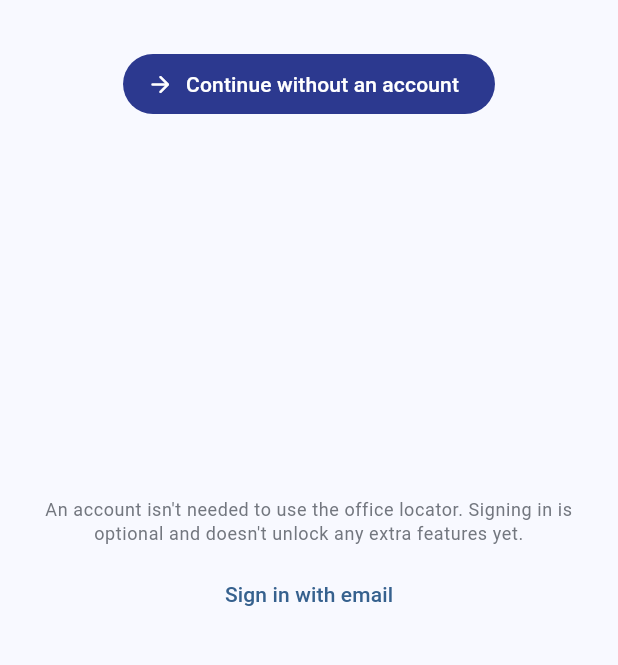
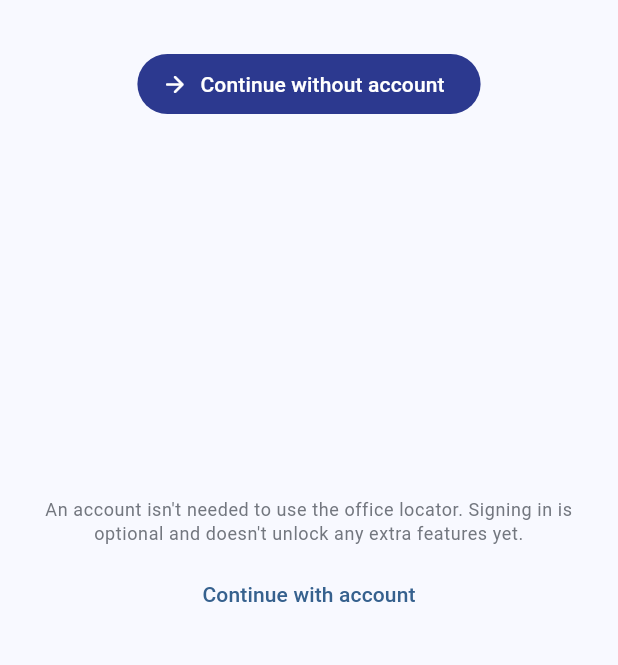
Before and after one commit to symonxdd/lm-plus-locator, a Flutter app: the screen it shows after launch, on a phone screen of 412 x 824 dp, the part 480-1145 px from its top. Run offline on Flutter 3.47's test engine with Material 3 defaults, Android fonts, the phone set to English and light mode, and no system bars; our stand-ins replace firebase_auth, firebase_core, geocoding, geolocator, permission_handler, shared_preferences; accounts and stored records are empty.

Commit message:
feat(i18n): simplify auth screen button labels
Pair "Continue without account" (drops the article for a tighter
read) with "Continue with account" for the email sign-in/register
sheet, replacing the more ambiguous "Sign in with email" label.
Renamed the l10n key accordingly and updated all locales.

Co-Authored-By: Claude Sonnet 4.6 <noreply@anthropic.com>

```diff
--- a/lib/l10n/app_de.arb
+++ b/lib/l10n/app_de.arb
@@ -29,7 +29,7 @@
   "headOfficeTooltip": "Hauptsitz",
   "headOfficeTitle": "LM+ Hauptsitz",
   "countryBelgium": "Belgien",
-  "signInWithEmailButton": "Mit E-Mail anmelden",
+  "continueWithAccountButton": "Mit Konto fortfahren",
   "logoutConfirmTitle": "Abmelden?",
   "logoutConfirmMessage": "Möchtest du dich wirklich abmelden?",
   "cancelButton": "Abbrechen"
--- a/lib/l10n/app_en.arb
+++ b/lib/l10n/app_en.arb
@@ -24,12 +24,12 @@
   "languageMenuTooltip": "Language",
   "languageSystemDefault": "System language",
   "authDisclaimer": "An account isn't needed to use the office locator. Signing in is optional and doesn't unlock any extra features yet.",
-  "continueAsGuestButton": "Continue without an account",
+  "continueAsGuestButton": "Continue without account",
   "openInMapsHint": "Tap to open in Maps",
   "headOfficeTooltip": "Head office",
   "headOfficeTitle": "LM+ head office",
   "countryBelgium": "Belgium",
-  "signInWithEmailButton": "Sign in with email",
+  "continueWithAccountButton": "Continue with account",
   "logoutConfirmTitle": "Log out?",
   "logoutConfirmMessage": "Are you sure you want to log out?",
   "cancelButton": "Cancel"
--- a/lib/l10n/app_fr.arb
+++ b/lib/l10n/app_fr.arb
@@ -29,7 +29,7 @@
   "headOfficeTooltip": "Siège social",
   "headOfficeTitle": "Siège social de LM+",
   "countryBelgium": "Belgique",
-  "signInWithEmailButton": "Se connecter avec un e-mail",
+  "continueWithAccountButton": "Continuer avec un compte",
   "logoutConfirmTitle": "Se déconnecter ?",
   "logoutConfirmMessage": "Voulez-vous vraiment vous déconnecter ?",
   "cancelButton": "Annuler"
--- a/lib/l10n/app_localizations.dart
+++ b/lib/l10n/app_localizations.dart
@@ -279,8 +279,8 @@ abstract class AppLocalizations {
   /// Button on the auth screen that opens the email login/register form in a bottom sheet.
   ///
   /// In nl, this message translates to:
-  /// **'Inloggen met e-mail'**
-  String get signInWithEmailButton;
+  /// **'Doorgaan met account'**
+  String get continueWithAccountButton;
 
   /// Title of the confirmation dialog shown when the user taps the logout button.
   ///
--- a/lib/l10n/app_localizations_de.dart
+++ b/lib/l10n/app_localizations_de.dart
@@ -107,7 +107,7 @@ class AppLocalizationsDe extends AppLocalizations {
   String get countryBelgium => 'Belgien';
 
   @override
-  String get signInWithEmailButton => 'Mit E-Mail anmelden';
+  String get continueWithAccountButton => 'Mit Konto fortfahren';
 
   @override
   String get logoutConfirmTitle => 'Abmelden?';
--- a/lib/l10n/app_localizations_en.dart
+++ b/lib/l10n/app_localizations_en.dart
@@ -91,7 +91,7 @@ class AppLocalizationsEn extends AppLocalizations {
       'An account isn\'t needed to use the office locator. Signing in is optional and doesn\'t unlock any extra features yet.';
 
   @override
-  String get continueAsGuestButton => 'Continue without an account';
+  String get continueAsGuestButton => 'Continue without account';
 
   @override
   String get openInMapsHint => 'Tap to open in Maps';
@@ -106,7 +106,7 @@ class AppLocalizationsEn extends AppLocalizations {
   String get countryBelgium => 'Belgium';
 
   @override
-  String get signInWithEmailButton => 'Sign in with email';
+  String get continueWithAccountButton => 'Continue with account';
 
   @override
   String get logoutConfirmTitle => 'Log out?';
--- a/lib/l10n/app_localizations_fr.dart
+++ b/lib/l10n/app_localizations_fr.dart
@@ -108,7 +108,7 @@ class AppLocalizationsFr extends AppLocalizations {
   String get countryBelgium => 'Belgique';
 
   @override
-  String get signInWithEmailButton => 'Se connecter avec un e-mail';
+  String get continueWithAccountButton => 'Continuer avec un compte';
 
   @override
   String get logoutConfirmTitle => 'Se déconnecter ?';
--- a/lib/l10n/app_localizations_nl.dart
+++ b/lib/l10n/app_localizations_nl.dart
@@ -107,7 +107,7 @@ class AppLocalizationsNl extends AppLocalizations {
   String get countryBelgium => 'België';
 
   @override
-  String get signInWithEmailButton => 'Inloggen met e-mail';
+  String get continueWithAccountButton => 'Doorgaan met account';
 
   @override
   String get logoutConfirmTitle => 'Uitloggen?';
--- a/lib/l10n/app_nl.arb
+++ b/lib/l10n/app_nl.arb
@@ -126,8 +126,8 @@
   "@countryBelgium": {
     "description": "The country name shown after the head office's postal code and city."
   },
-  "signInWithEmailButton": "Inloggen met e-mail",
-  "@signInWithEmailButton": {
+  "continueWithAccountButton": "Doorgaan met account",
+  "@continueWithAccountButton": {
     "description": "Button on the auth screen that opens the email login/register form in a bottom sheet."
   },
   "logoutConfirmTitle": "Uitloggen?",
--- a/lib/screens/auth_screen.dart
+++ b/lib/screens/auth_screen.dart
@@ -103,7 +103,7 @@ class _AuthScreenState extends State<AuthScreen> {
               const SizedBox(height: 8),
               TextButton(
                 onPressed: _showEmailAuthSheet,
-                child: Text(l10n.signInWithEmailButton),
+                child: Text(l10n.continueWithAccountButton),
               ),
               const Spacer(flex: 1),
             ],
```
